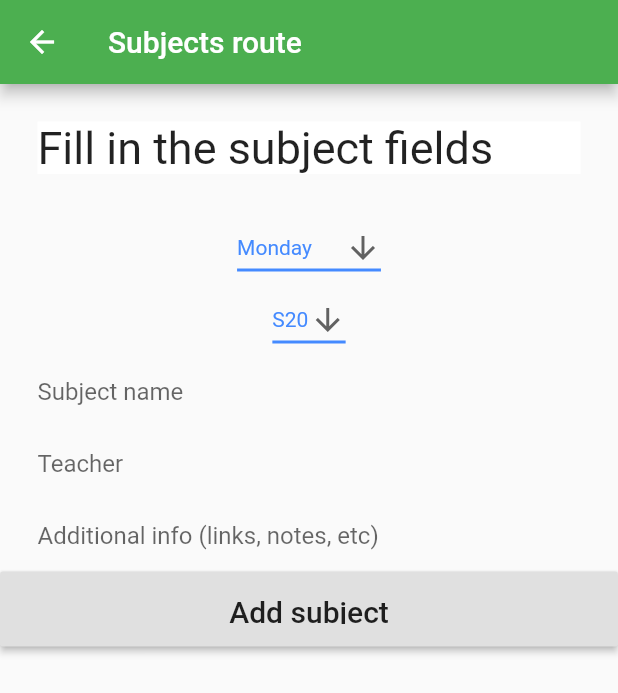
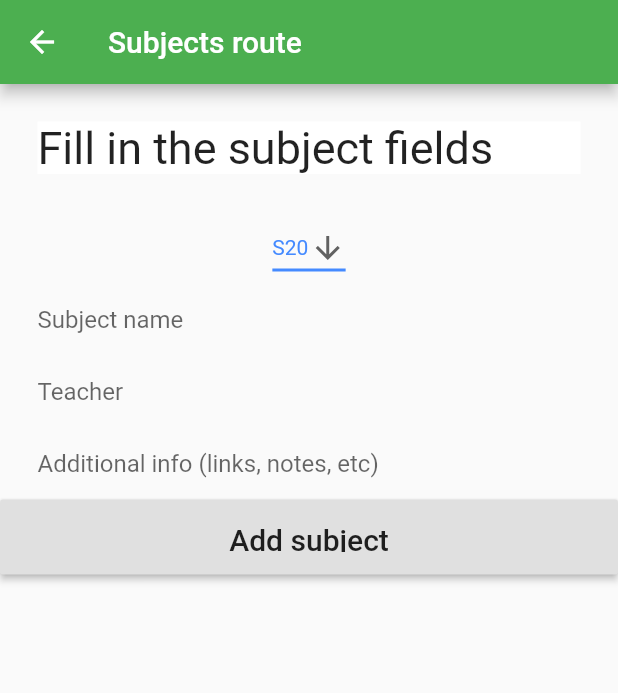
Before and after one commit to Caupz/SchoolBoy3000, a Flutter app: the SubjectsRoute screen opened directly, after a tap on "Add subject", on a phone screen of 412 x 824 dp. Shown: the top 693 px of the screen. Run offline on Flutter 3.47's test engine with Material 2 defaults, Android fonts, the phone set to English and light mode, and no system bars; our stand-ins replace sqflite; accounts and stored records are empty.

Commit message:
Resolves #15

```diff
--- a/lib/main.dart
+++ b/lib/main.dart
@@ -22,12 +22,11 @@ class MyApp extends StatelessWidget {
 
         for(int i = 0; i < list.length; i++) {
           int id = -1;
-          String wday = "", sem = "", name = "", teacher = "", info = "";
+          String sem = "", name = "", teacher = "", info = "";
 
           list[i].forEach((key, value) {
             switch(key) {
               case "id": id = value; break;
-              case "weekday": wday = value; break;
               case "semester": sem = value; break;
               case "subject": name = value; break;
               case "teacher": teacher = value; break;
@@ -35,7 +34,7 @@ class MyApp extends StatelessWidget {
             }
 
           });
-          model.addSubjects(id, wday, sem, name, teacher, info, false, false);
+          model.addSubjects(id, sem, name, teacher, info, false, false);
         }
       })
       .catchError((error) => () {
--- a/lib/models/mainmodel.dart
+++ b/lib/models/mainmodel.dart
@@ -11,8 +11,8 @@ class MainModel extends Model {
     return _subjects;
   }
 
-  void addSubjects(int id, String weekday, String semester, String name, String teacher, String info, bool saveToDB, bool notifiy) {
-    Subject subject = new Subject(id, weekday, semester, name, teacher, info);
+  void addSubjects(int id, String semester, String name, String teacher, String info, bool saveToDB, bool notifiy) {
+    Subject subject = new Subject(id, semester, name, teacher, info);
     _subjects.add(subject);
 
     if(saveToDB) {
--- a/lib/models/subject.dart
+++ b/lib/models/subject.dart
@@ -1,15 +1,13 @@
 
 class Subject {
   int id = -1;
-  String weekday = "";
   String semester = "";
   String name = "-";
   String teacher = "";
   String info = "";
 
-  Subject(int _id, String _weekday, String _semester, String _name, String _teacher, String _info) {
+  Subject(int _id, String _semester, String _name, String _teacher, String _info) {
     this.id = _id;
-    this.weekday = _weekday;
     this.semester = _semester;
     this.name = _name;
     this.teacher = _teacher;
--- a/lib/pages/subjectspage.dart
+++ b/lib/pages/subjectspage.dart
@@ -16,7 +16,6 @@ class SubjectsPage extends StatelessWidget {
     String subjectName = list[index].name;
     String teacherName = list[index].teacher;
     String semester = list[index].semester;
-    String weekday = list[index].weekday;
 
     return new Container(
         margin: const EdgeInsets.only(top: 10.0),
@@ -24,7 +23,6 @@ class SubjectsPage extends StatelessWidget {
           padding: EdgeInsets.all(15.0),
           child: Row(children: <Widget>[
             Expanded(child: Text(semester, textAlign: TextAlign.center)),
-            Expanded(child: Text(weekday, textAlign: TextAlign.center)),
             Expanded(child: Text(subjectName, textAlign: TextAlign.center)),
             Expanded(child: Text(teacherName, textAlign: TextAlign.center)),
             ],
--- a/lib/pages/subjectsroute.dart
+++ b/lib/pages/subjectsroute.dart
@@ -8,11 +8,9 @@ import '../models/mainmodel.dart';
 class SubjectsRoute extends StatelessWidget {
   final String pageText;
   SubjectsRoute(this.pageText);
-  String dropdownValue = "Monday";
   String dropdownSemester = "S20";
 
   // Values from fields
-  String weekDay = "Monday";
   String semester = "S20";
   String subjectName = "NO-SUBJECT-NAME";
   String teacherName = "NO-TEACHER-NAME";
@@ -30,31 +28,6 @@ class SubjectsRoute extends StatelessWidget {
                     width: MediaQuery.of(context).size.width,
                     margin: EdgeInsets.all(25.0),
                     child: new Text("Fill in the subject fields", style: new TextStyle(fontSize: 30.0),)
-                ),
-                Container(
-                  child: DropdownButton<String>(
-                      value: dropdownValue,
-                      icon: Icon(Icons.arrow_downward),
-                      iconSize: 24,
-                      elevation: 16,
-                      style: TextStyle(
-                          color: Colors.blueAccent
-                      ),
-                      underline: Container(
-                        height: 2,
-                        color: Colors.blueAccent,
-                      ),
-                      onChanged: (String newValue) {
-                        weekDay = newValue;
-                      },
-                      items: <String>['Monday', 'Thuesday', 'Wednesday', 'Thursday', 'Friday', 'Saturday', 'Sunday']
-                          .map<DropdownMenuItem<String>>((String value) {
-                        return DropdownMenuItem<String>(
-                          value: value,
-                          child: Text(value),
-                        );
-                      }).toList()
-                  ),
                 ),
                 Container(
                   child: DropdownButton<String>(
@@ -124,7 +97,7 @@ class SubjectsRoute extends StatelessWidget {
                       padding: EdgeInsets.all(15.0),
                       child: Text('Add subject', style: TextStyle(fontSize: 20)),
                       onPressed: (){
-                        model.addSubjects(-1, weekDay, semester, subjectName, teacherName, additionalInfo, true, true);
+                        model.addSubjects(-1, semester, subjectName, teacherName, additionalInfo, true, true);
                         Navigator.of(context).pop();
                         Navigator.of(context).push(new MaterialPageRoute(builder: (BuildContext context)=> SubjectsPage("Subjects page")));
                       },
```
